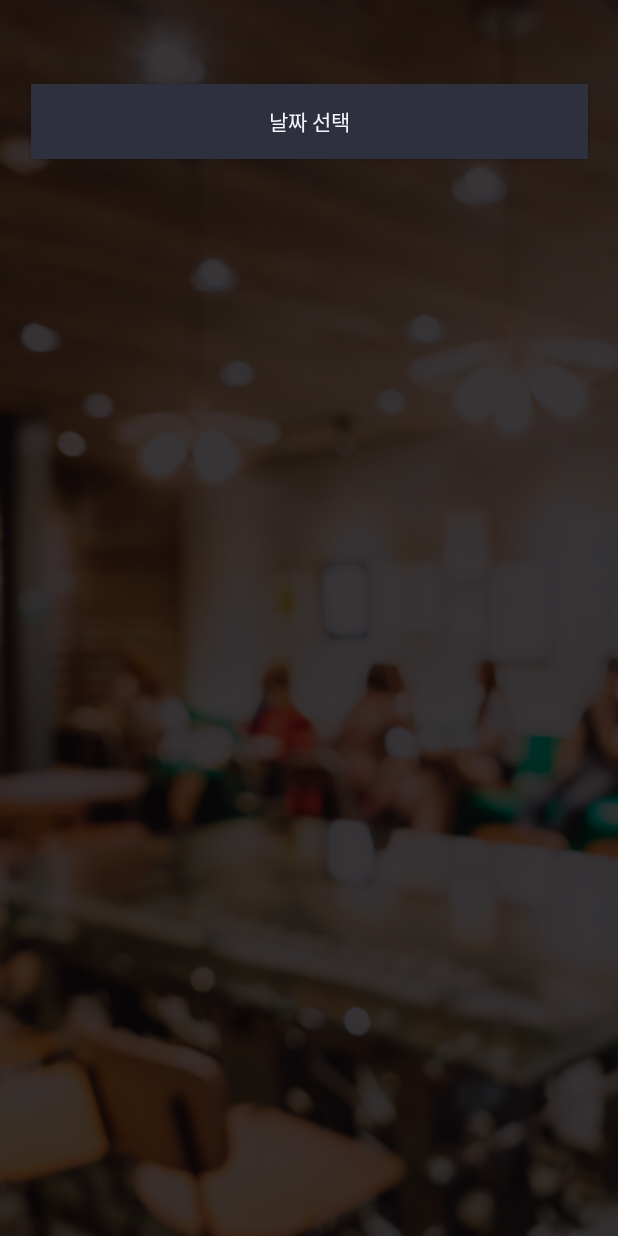
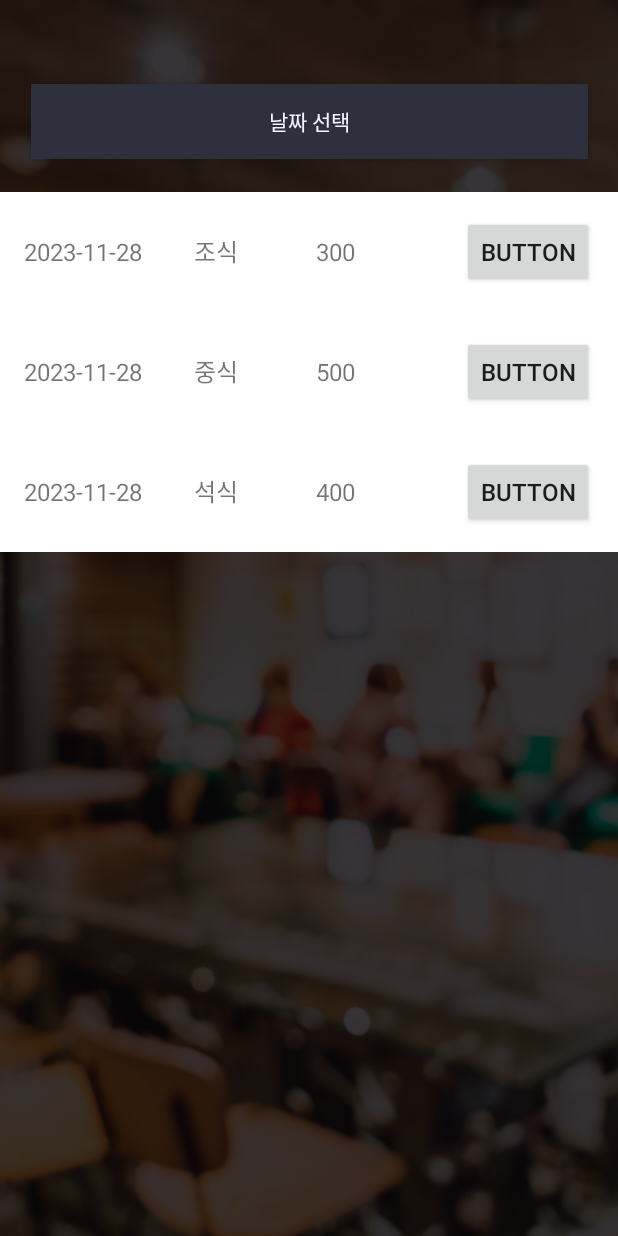
Before and after one commit to 23-2-MS-project/msProject, an Android app: the Calendar screen opened directly, with no data from a screen before it, on a phone screen of 412 x 824 dp. Run offline under Robolectric (Android 15) with nearby library versions, the phone set to English and light mode, and no system bars.

Commit message:
Feat: List View 성공..

```diff
--- a/MS_Project/app/src/main/java/com/example/ms_project/Calendar.java
+++ b/MS_Project/app/src/main/java/com/example/ms_project/Calendar.java
@@ -1,6 +1,8 @@
 package com.example.ms_project;
 
 import androidx.appcompat.app.AppCompatActivity;
+import androidx.recyclerview.widget.LinearLayoutManager;
+import androidx.recyclerview.widget.RecyclerView;
 
 import android.annotation.SuppressLint;
 import android.app.DatePickerDialog;
@@ -9,8 +11,14 @@ import android.view.View;
 import android.widget.Button;
 import android.widget.DatePicker;
 
+import com.example.ms_project.dto.FoodSimple;
+
+import java.util.ArrayList;
+import java.util.List;
+
 public class Calendar extends AppCompatActivity {
     private Button selectedDateButton;
+    private FoodAdapter foodAdapter;
 
     @SuppressLint("MissingInflatedId")
     @Override
@@ -19,6 +27,15 @@ public class Calendar extends AppCompatActivity {
         setContentView(R.layout.activity_calendar);
 
         selectedDateButton = findViewById(R.id.buttonDatePicker);
+
+        RecyclerView recyclerView = findViewById(R.id.recyclerView);
+        List<FoodSimple> foodSimples = new ArrayList<>();
+        foodSimples.add(new FoodSimple("2023-11-28", "    조식", 300));
+        foodSimples.add(new FoodSimple("2023-11-28", "    중식", 500));
+        foodSimples.add(new FoodSimple("2023-11-28", "    석식", 400));
+        foodAdapter = new FoodAdapter(this, foodSimples);
+        recyclerView.setLayoutManager(new LinearLayoutManager(this));
+        recyclerView.setAdapter(foodAdapter);
     }
     public void showDatePickerDialog(View view) {
         final java.util.Calendar calendar = java.util.Calendar.getInstance();
--- a/MS_Project/app/src/main/java/com/example/ms_project/DBConnector.java
+++ b/MS_Project/app/src/main/java/com/example/ms_project/DBConnector.java
@@ -35,6 +35,7 @@ public class DBConnector extends SQLiteOpenHelper {
             "side_menu TEXT," +
             "review TEXT," +
             "time TEXT," +
+            "calorie TEXT," +
             "cost INTEGER);";
 
 
--- /dev/null
+++ b/MS_Project/app/src/main/java/com/example/ms_project/FoodAdapter.java
@@ -0,0 +1,91 @@
+package com.example.ms_project;
+
+import android.content.Context;
+import android.content.Intent;
+import android.view.LayoutInflater;
+import android.view.View;
+import android.view.ViewGroup;
+import android.widget.Button;
+import android.widget.TextView;
+
+import androidx.recyclerview.widget.RecyclerView;
+
+import com.example.ms_project.dto.FoodSimple;
+
+import java.util.List;
+
+public class FoodAdapter extends RecyclerView.Adapter<FoodAdapter.FoodViewHolder> {
+
+    private List<FoodSimple> foodList;
+    private Context context;  // Context 필드 추가
+
+    public FoodAdapter(Context context, List<FoodSimple> foodList) {
+        this.context = context;
+        this.foodList = foodList;
+    }
+
+    @Override
+    public FoodViewHolder onCreateViewHolder(ViewGroup parent, int viewType) {
+        View itemView = LayoutInflater.from(parent.getContext()).inflate(R.layout.food_list_item, parent, false);
+        return new FoodViewHolder(itemView);
+    }
+
+    @Override
+    public void onBindViewHolder(FoodViewHolder holder, int position) {
+        FoodSimple data = foodList.get(position);
+        holder.bind(data);
+    }
+
+    @Override
+    public int getItemCount() {
+        return foodList.size();
+    }
+
+    public class FoodViewHolder extends RecyclerView.ViewHolder {
+        private TextView time, category, calorie;
+        private Button button;
+
+        public FoodViewHolder(View itemView) {
+            super(itemView);
+            time = itemView.findViewById(R.id.Type);
+            category = itemView.findViewById(R.id.Category);
+            calorie = itemView.findViewById(R.id.Calorie);
+            button = itemView.findViewById(R.id.button);
+
+            // 아이템 클릭 이벤트 처리
+//            itemView.setOnClickListener(new View.OnClickListener() {
+//                @Override
+//                public void onClick(View view) {
+//                    int position = getAdapterPosition();
+//                    if (position != RecyclerView.NO_POSITION) {
+//                        // 클릭된 아이템의 위치(position)을 사용하여 원하는 작업 수행
+//                        // 예: 상세 화면으로 이동
+//                        Intent intent = new Intent(Calen, DetailActivity.class);
+//                        intent.putExtra("id", foodList.get(position).getId());
+//                        context.startActivity(intent);
+//                    }
+//                }
+//            });
+
+            // 버튼 클릭 이벤트 처리
+//            button.setOnClickListener(new View.OnClickListener() {
+//                @Override
+//                public void onClick(View view) {
+//                    int position = getAdapterPosition();
+//                    if (position != RecyclerView.NO_POSITION) {
+//                        // 클릭된 아이템의 위치(position)을 사용하여 원하는 작업 수행
+//                        // 버튼 클릭에 대한 동작을 정의
+//                    }
+//                }
+//            });
+        }
+
+        public void bind(FoodSimple data) {
+            time.setText(data.getTime());
+            category.setText(data.getType());
+            calorie.setText(String.valueOf(data.getCalorie()));
+            // 이미지 로딩 (이미지가 byte[] 형태일 경우에 따라서 처리)
+            // Glide.with(itemView.getContext()).load(data.getImage()).into(image);
+        }
+    }
+}
--- a/MS_Project/app/src/main/java/com/example/ms_project/InsertFood.java
+++ b/MS_Project/app/src/main/java/com/example/ms_project/InsertFood.java
@@ -235,6 +235,7 @@ public class InsertFood extends AppCompatActivity {
         foodValues.put("side_menu", sideMenu);
         foodValues.put("review", review);
         foodValues.put("time", selectedTime);
+        foodValues.put("calorie", 300);
         foodValues.put("cost", price);
 
         // DB에 데이터 삽입
--- /dev/null
+++ b/MS_Project/app/src/main/java/com/example/ms_project/dto/FoodSimple.java
@@ -0,0 +1,46 @@
+package com.example.ms_project.dto;
+
+public class FoodSimple {
+    private String time;
+    private String type;
+    private int calorie;
+
+    // 생성자, getter 및 setter 메서드 등을 추가할 수 있습니다.
+
+    public FoodSimple() {
+        // 기본 생성자
+    }
+
+    public FoodSimple(String time, String type, int calorie) {
+        this.time = time;
+        this.type = type;
+        this.calorie = calorie;
+    }
+
+    // Getter 및 Setter 메서드 추가
+    // 예시: getTime(), setTime(), getType(), setType(), getCalorie(), setCalorie(), ...
+
+    public String getTime() {
+        return time;
+    }
+
+    public void setTime(String time) {
+        this.time = time;
+    }
+
+    public String getType() {
+        return type;
+    }
+
+    public void setType(String type) {
+        this.type = type;
+    }
+
+    public int getCalorie() {
+        return calorie;
+    }
+
+    public void setCalorie(int calorie) {
+        this.calorie = calorie;
+    }
+}
--- a/MS_Project/app/src/main/res/layout/activity_calendar.xml
+++ b/MS_Project/app/src/main/res/layout/activity_calendar.xml
@@ -33,4 +33,16 @@
         app:layout_constraintTop_toTopOf="parent"
         tools:ignore="MissingConstraints" />
 
+    <!-- RecyclerView 추가 -->
+    <androidx.recyclerview.widget.RecyclerView
+        android:id="@+id/recyclerView"
+        android:layout_width="match_parent"
+        android:layout_height="wrap_content"
+        android:background="@color/white"
+        app:layoutManager="androidx.recyclerview.widget.LinearLayoutManager"
+        app:layout_constraintBottom_toBottomOf="parent"
+        app:layout_constraintEnd_toEndOf="parent"
+        app:layout_constraintStart_toStartOf="parent"
+        app:layout_constraintTop_toBottomOf="@id/buttonDatePicker"
+        app:layout_constraintVertical_bias="0.046" />
 </androidx.constraintlayout.widget.ConstraintLayout>
--- /dev/null
+++ b/MS_Project/app/src/main/res/layout/food_list_item.xml
@@ -0,0 +1,43 @@
+<!-- food_list_item.xml -->
+<LinearLayout
+    xmlns:android="http://schemas.android.com/apk/res/android"
+    android:layout_width="match_parent"
+    android:layout_height="wrap_content"
+    android:orientation="horizontal"
+    android:padding="16dp">
+
+    <!-- TextView 1 -->
+    <TextView
+        android:id="@+id/Type"
+        android:layout_width="0dp"
+        android:layout_height="wrap_content"
+        android:layout_weight="1"
+        android:text="Type"
+        android:textSize="16sp" />
+
+    <!-- TextView 2 -->
+    <TextView
+        android:id="@+id/Category"
+        android:layout_width="0dp"
+        android:layout_height="wrap_content"
+        android:layout_weight="1"
+        android:text="Category"
+        android:textSize="16sp" />
+
+    <!-- TextView 3 -->
+    <TextView
+        android:id="@+id/Calorie"
+        android:layout_width="0dp"
+        android:layout_height="wrap_content"
+        android:layout_weight="1"
+        android:text="Calorie"
+        android:textSize="16sp" />
+
+    <!-- Button -->
+    <Button
+        android:id="@+id/button"
+        android:layout_width="wrap_content"
+        android:layout_height="wrap_content"
+        android:text="Button"
+        android:textSize="16sp" />
+</LinearLayout>
```
Also changed, not shown: MS_Project/app/src/main/java/com/example/ms_project/dto/FoodDetail.java (added, +126 -0 lines).
